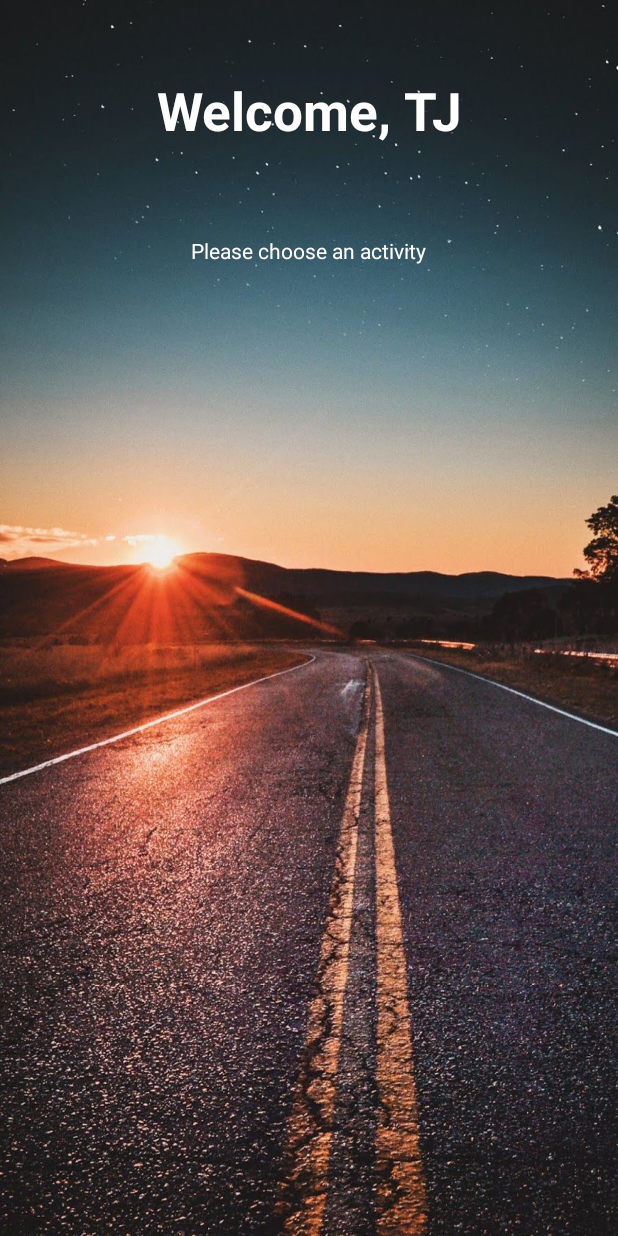
After one commit to TJCud/driving-theory-app, an Android app: the Menu screen opened directly, with no data from a screen before it, on a phone screen of 412 x 824 dp. The commit adds this screen. Run offline under Robolectric (Android 15) with nearby library versions, the phone set to English and light mode, and no system bars.

Commit message:
Simple Menu Page

```diff
--- a/app/src/main/AndroidManifest.xml
+++ b/app/src/main/AndroidManifest.xml
@@ -10,6 +10,9 @@
         android:supportsRtl="true"
         android:theme="@style/Theme.DrivingTheoryApp">
         <activity
+            android:name=".Menu"
+            android:exported="false" />
+        <activity
             android:name=".MainActivity"
             android:exported="true">
             <intent-filter>
--- /dev/null
+++ b/app/src/main/java/com/example/drivingtheoryapp/Menu.java
@@ -0,0 +1,14 @@
+package com.example.drivingtheoryapp;
+
+import androidx.appcompat.app.AppCompatActivity;
+
+import android.os.Bundle;
+
+public class Menu extends AppCompatActivity {
+
+    @Override
+    protected void onCreate(Bundle savedInstanceState) {
+        super.onCreate(savedInstanceState);
+        setContentView(R.layout.activity_menu);
+    }
+}
--- /dev/null
+++ b/app/src/main/res/drawable/account_icon.xml
@@ -0,0 +1,5 @@
+<vector android:height="24dp" android:tint="#FFFFFF"
+    android:viewportHeight="24" android:viewportWidth="24"
+    android:width="24dp" xmlns:android="http://schemas.android.com/apk/res/android">
+    <path android:fillColor="@android:color/white" android:pathData="M3,5v14c0,1.1 0.89,2 2,2h14c1.1,0 2,-0.9 2,-2L21,5c0,-1.1 -0.9,-2 -2,-2L5,3c-1.11,0 -2,0.9 -2,2zM15,9c0,1.66 -1.34,3 -3,3s-3,-1.34 -3,-3 1.34,-3 3,-3 3,1.34 3,3zM6,17c0,-2 4,-3.1 6,-3.1s6,1.1 6,3.1v1L6,18v-1z"/>
+</vector>
--- /dev/null
+++ b/app/src/main/res/drawable/exit_icon.xml
@@ -0,0 +1,5 @@
+<vector android:height="24dp" android:tint="#FFFFFF"
+    android:viewportHeight="24" android:viewportWidth="24"
+    android:width="24dp" xmlns:android="http://schemas.android.com/apk/res/android">
+    <path android:fillColor="@android:color/white" android:pathData="M14.59,8L12,10.59 9.41,8 8,9.41 10.59,12 8,14.59 9.41,16 12,13.41 14.59,16 16,14.59 13.41,12 16,9.41 14.59,8zM12,2C6.47,2 2,6.47 2,12s4.47,10 10,10 10,-4.47 10,-10S17.53,2 12,2zM12,20c-4.41,0 -8,-3.59 -8,-8s3.59,-8 8,-8 8,3.59 8,8 -3.59,8 -8,8z"/>
+</vector>
--- /dev/null
+++ b/app/src/main/res/drawable/settings_icon.xml
@@ -0,0 +1,6 @@
+<vector android:height="24dp" android:tint="#FFFFFF"
+    android:viewportHeight="24" android:viewportWidth="24"
+    android:width="24dp" xmlns:android="http://schemas.android.com/apk/res/android">
+    <path android:fillColor="@android:color/white" android:pathData="M14.17,13.71l1.4,-2.42c0.09,-0.15 0.05,-0.34 -0.08,-0.45l-1.48,-1.16c0.03,-0.22 0.05,-0.45 0.05,-0.68s-0.02,-0.46 -0.05,-0.69l1.48,-1.16c0.13,-0.11 0.17,-0.3 0.08,-0.45l-1.4,-2.42c-0.09,-0.15 -0.27,-0.21 -0.43,-0.15L12,4.83c-0.36,-0.28 -0.75,-0.51 -1.18,-0.69l-0.26,-1.85C10.53,2.13 10.38,2 10.21,2h-2.8C7.24,2 7.09,2.13 7.06,2.3L6.8,4.15C6.38,4.33 5.98,4.56 5.62,4.84l-1.74,-0.7c-0.16,-0.06 -0.34,0 -0.43,0.15l-1.4,2.42C1.96,6.86 2,7.05 2.13,7.16l1.48,1.16C3.58,8.54 3.56,8.77 3.56,9s0.02,0.46 0.05,0.69l-1.48,1.16C2,10.96 1.96,11.15 2.05,11.3l1.4,2.42c0.09,0.15 0.27,0.21 0.43,0.15l1.74,-0.7c0.36,0.28 0.75,0.51 1.18,0.69l0.26,1.85C7.09,15.87 7.24,16 7.41,16h2.8c0.17,0 0.32,-0.13 0.35,-0.3l0.26,-1.85c0.42,-0.18 0.82,-0.41 1.18,-0.69l1.74,0.7C13.9,13.92 14.08,13.86 14.17,13.71zM8.81,11c-1.1,0 -2,-0.9 -2,-2c0,-1.1 0.9,-2 2,-2s2,0.9 2,2C10.81,10.1 9.91,11 8.81,11z"/>
+    <path android:fillColor="@android:color/white" android:pathData="M21.92,18.67l-0.96,-0.74c0.02,-0.14 0.04,-0.29 0.04,-0.44c0,-0.15 -0.01,-0.3 -0.04,-0.44l0.95,-0.74c0.08,-0.07 0.11,-0.19 0.05,-0.29l-0.9,-1.55c-0.05,-0.1 -0.17,-0.13 -0.28,-0.1l-1.11,0.45c-0.23,-0.18 -0.48,-0.33 -0.76,-0.44l-0.17,-1.18C18.73,13.08 18.63,13 18.53,13h-1.79c-0.11,0 -0.21,0.08 -0.22,0.19l-0.17,1.18c-0.27,0.12 -0.53,0.26 -0.76,0.44l-1.11,-0.45c-0.1,-0.04 -0.22,0 -0.28,0.1l-0.9,1.55c-0.05,0.1 -0.04,0.22 0.05,0.29l0.95,0.74c-0.02,0.14 -0.03,0.29 -0.03,0.44c0,0.15 0.01,0.3 0.03,0.44l-0.95,0.74c-0.08,0.07 -0.11,0.19 -0.05,0.29l0.9,1.55c0.05,0.1 0.17,0.13 0.28,0.1l1.11,-0.45c0.23,0.18 0.48,0.33 0.76,0.44l0.17,1.18c0.02,0.11 0.11,0.19 0.22,0.19h1.79c0.11,0 0.21,-0.08 0.22,-0.19l0.17,-1.18c0.27,-0.12 0.53,-0.26 0.75,-0.44l1.12,0.45c0.1,0.04 0.22,0 0.28,-0.1l0.9,-1.55C22.03,18.86 22,18.74 21.92,18.67zM17.63,18.83c-0.74,0 -1.35,-0.6 -1.35,-1.35s0.6,-1.35 1.35,-1.35s1.35,0.6 1.35,1.35S18.37,18.83 17.63,18.83z"/>
+</vector>
--- /dev/null
+++ b/app/src/main/res/drawable/test_icon.xml
@@ -0,0 +1,5 @@
+<vector android:height="24dp" android:tint="#FFFFFF"
+    android:viewportHeight="24" android:viewportWidth="24"
+    android:width="24dp" xmlns:android="http://schemas.android.com/apk/res/android">
+    <path android:fillColor="@android:color/white" android:pathData="M18.92,5.01C18.72,4.42 18.16,4 17.5,4h-11c-0.66,0 -1.21,0.42 -1.42,1.01L3,11v8c0,0.55 0.45,1 1,1h1c0.55,0 1,-0.45 1,-1v-1h12v1c0,0.55 0.45,1 1,1h1c0.55,0 1,-0.45 1,-1v-8l-2.08,-5.99zM6.5,15c-0.83,0 -1.5,-0.67 -1.5,-1.5S5.67,12 6.5,12s1.5,0.67 1.5,1.5S7.33,15 6.5,15zM17.5,15c-0.83,0 -1.5,-0.67 -1.5,-1.5s0.67,-1.5 1.5,-1.5 1.5,0.67 1.5,1.5 -0.67,1.5 -1.5,1.5zM5,10l1.5,-4.5h11L19,10L5,10z"/>
+</vector>
--- /dev/null
+++ b/app/src/main/res/layout/activity_menu.xml
@@ -0,0 +1,46 @@
+<?xml version="1.0" encoding="utf-8"?>
+<RelativeLayout xmlns:android="http://schemas.android.com/apk/res/android"
+    xmlns:app="http://schemas.android.com/apk/res-auto"
+    xmlns:tools="http://schemas.android.com/tools"
+    android:layout_width="match_parent"
+    android:layout_height="match_parent"
+    android:background="@drawable/road"
+    tools:context=".Menu">
+
+
+
+
+    <!--Page Title-->
+<TextView
+android:layout_width="match_parent"
+android:layout_height="wrap_content"
+android:text="Welcome, TJ"
+android:textColor="@color/white"
+android:textSize="35dp"
+android:textStyle="bold"
+android:id="@+id/welcome"
+android:layout_margin="50dp"
+android:gravity="center"/>
+
+    <TextView
+        android:layout_width="wrap_content"
+        android:layout_height="wrap_content"
+        android:id="@+id/choose"
+        android:layout_below="@id/welcome"
+        android:text="Please choose an activity"
+        android:textColor="@color/white"
+        android:backgroundTint="@color/white"
+        android:layout_centerHorizontal="true"
+        android:layout_margin="10dp"/>
+
+
+
+
+
+
+
+
+
+
+
+</RelativeLayout>
```
Also changed, not shown: app/src/main/java/com/example/drivingtheoryapp/MainActivity.java (+12 -2 lines), app/src/main/res/layout/activity_main.xml (+11 -21 lines).
